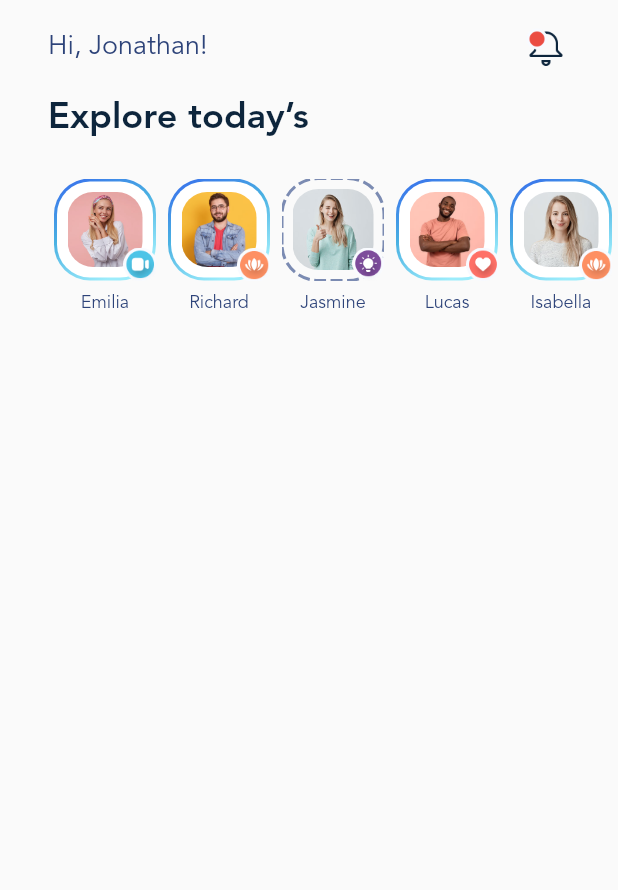
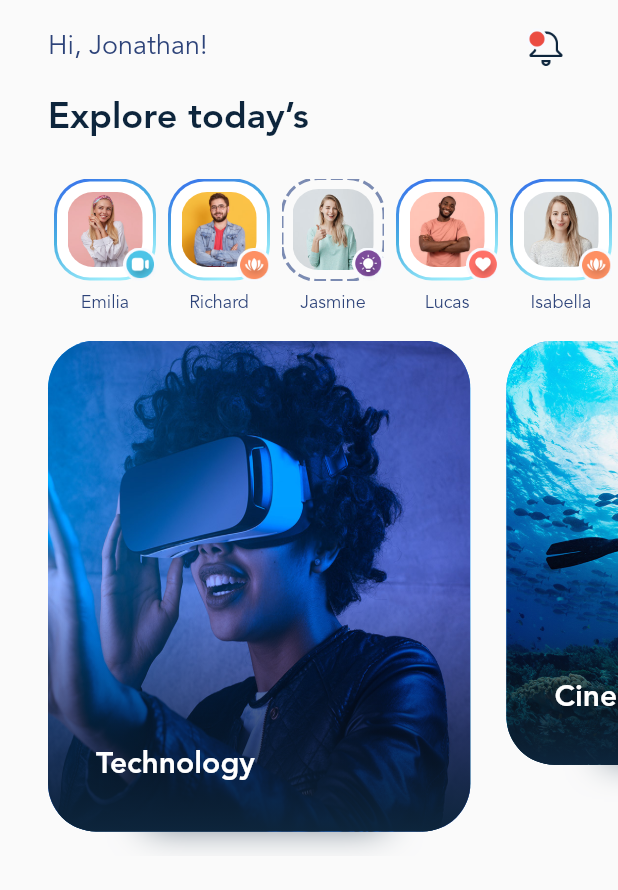
Before and after one commit to raziyehkargar/Flutter_Application_2_AdvanceUI, a Flutter app: the screen it shows after launch, on a phone screen of 412 x 824 dp. Shown: the top 890 px of the screen. Run offline on Flutter 3.47's test engine with Material 2 defaults, Android fonts, the phone set to English and light mode, and no system bars; drawn by our look-alikes of dotted_border.

Commit message:
fix margin first and last large post. and set alignment top center.

```diff
--- a/flutter_application_advance_ui/lib/carousel/carousel_slider.dart
+++ b/flutter_application_advance_ui/lib/carousel/carousel_slider.dart
@@ -221,6 +221,7 @@ class CarouselSliderState extends State<CarouselSlider>
   Widget getCenterWrapper(Widget child) {
     if (widget.options.disableCenter) {
       return Container(
+        alignment: Alignment.topCenter,
         child: child,
       );
     }
@@ -264,6 +265,7 @@ class CarouselSliderState extends State<CarouselSlider>
   @override
   Widget build(BuildContext context) {
     return getGestureWrapper(PageView.builder(
+      padEnds: false,
       physics: widget.options.scrollPhysics,
       scrollDirection: widget.options.scrollDirection,
       pageSnapping: widget.options.pageSnapping,
--- a/flutter_application_advance_ui/lib/main.dart
+++ b/flutter_application_advance_ui/lib/main.dart
@@ -1,4 +1,5 @@
 import 'package:flutter/material.dart';
+import 'package:flutter_application_advance_ui/carousel/carousel_slider.dart';
 import 'package:flutter_application_advance_ui/data.dart';
 import 'package:dotted_border/dotted_border.dart';
 
@@ -95,9 +96,109 @@ class HomeScreen extends StatelessWidget {
               // List of stories
               _StoriesList(stories: stories, textTheme: textTheme),
               //list categories
+              _CategoriesList(),
             ],
           ),
         ),
+      ),
+    );
+  }
+}
+
+class _CategoriesList extends StatelessWidget {
+  final List<Category> categories = AppDatabase.categories;
+
+  @override
+  Widget build(BuildContext context) {
+    return CarouselSlider.builder(
+        itemCount: categories.length,
+        itemBuilder: (context, index, realIndex) {
+          final category = categories[realIndex];
+          return _CategoryItem(
+              category: category,
+              left: realIndex == 0 ? 32 : 8,
+              right: realIndex == categories.length - 1 ? 32 : 8);
+        },
+        options: CarouselOptions(
+          viewportFraction: 0.8,
+          aspectRatio: 1.2,
+          initialPage: 0,
+          disableCenter: true,
+          enlargeCenterPage: true,
+          enableInfiniteScroll: false,
+          autoPlay: false,
+          enlargeStrategy: CenterPageEnlargeStrategy.height,
+        ));
+  }
+}
+
+class _CategoryItem extends StatelessWidget {
+  final double left;
+  final double right;
+  const _CategoryItem({
+    Key? key,
+    required this.category,
+    required this.left,
+    required this.right,
+  }) : super(key: key);
+
+  static const double radius = 32;
+  final Category category;
+
+  @override
+  Widget build(BuildContext context) {
+    return Container(
+      margin: EdgeInsets.fromLTRB(left, 0, right, 0),
+      child: Stack(
+        children: [
+          //Shadow under container
+          Positioned.fill(
+            left: 65,
+            right: 65,
+            bottom: 20,
+            top: 100,
+            child: Container(
+              decoration: const BoxDecoration(boxShadow: [
+                BoxShadow(
+                  color: Color(0xaa0D253C),
+                  blurRadius: 20,
+                )
+              ]),
+            ),
+          ),
+          Positioned.fill(
+            child: Container(
+              margin: const EdgeInsets.fromLTRB(0, 0, 8, 16),
+              decoration: BoxDecoration(
+                color: Colors.blue,
+                borderRadius: BorderRadius.circular(radius),
+              ),
+              foregroundDecoration: BoxDecoration(
+                  gradient: const LinearGradient(
+                    colors: [Color(0xff0D253C), Colors.transparent],
+                    begin: Alignment.bottomCenter,
+                    end: Alignment.center,
+                  ),
+                  borderRadius: BorderRadius.circular(radius)),
+              child: ClipRRect(
+                borderRadius: BorderRadius.circular(radius),
+                child: Image.asset(
+                  'assets/img/posts/large/${category.imageFileName}',
+                  fit: BoxFit.fill,
+                ),
+              ),
+            ),
+          ),
+          Positioned(
+              bottom: 48,
+              left: 32,
+              child: Text(
+                category.title,
+                style: Theme.of(context).textTheme.headline6!.apply(
+                      color: Colors.white,
+                    ),
+              ))
+        ],
       ),
     );
   }
```
Also changed, not shown: flutter_application_advance_ui/assets/img/posts/large/large_post_1.jpg, flutter_application_advance_ui/assets/img/posts/large/large_post_2.jpg, flutter_application_advance_ui/assets/img/posts/large/large_post_3.jpg, flutter_application_advance_ui/assets/img/posts/large/large_post_4.jpg.
